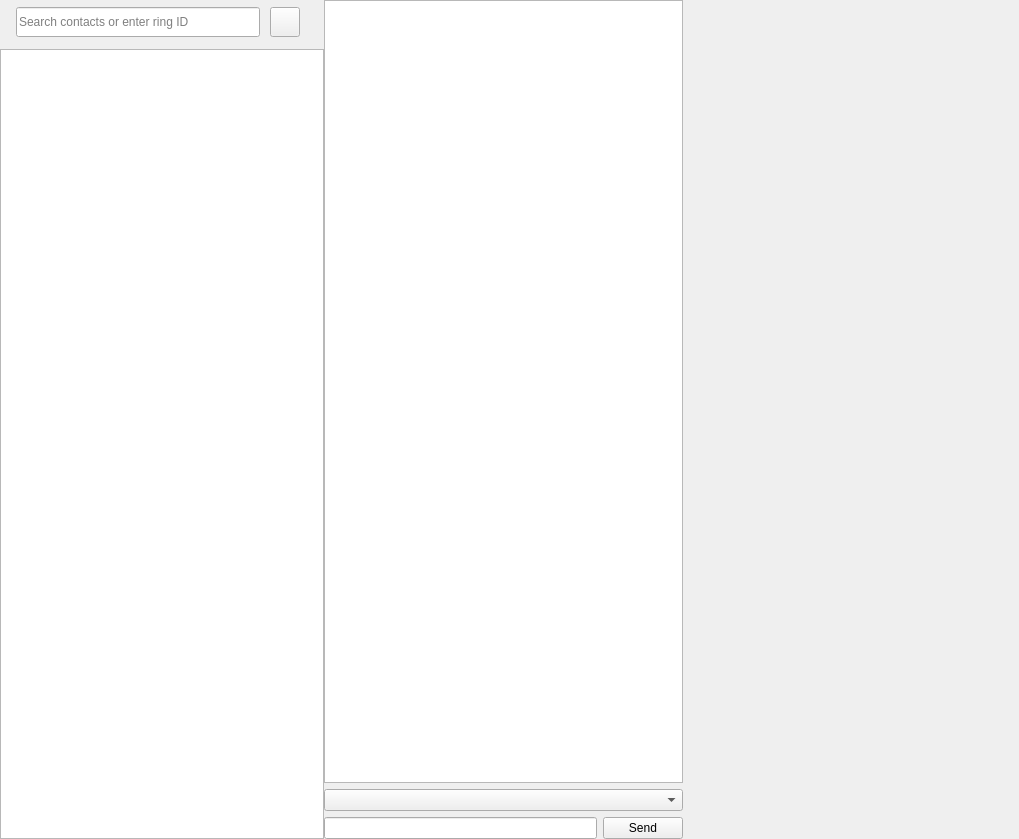
This is callwidget.ui in savoirfairelinux/jami-client-windows as Qt 5 draws it before an edit. The edited form follows.
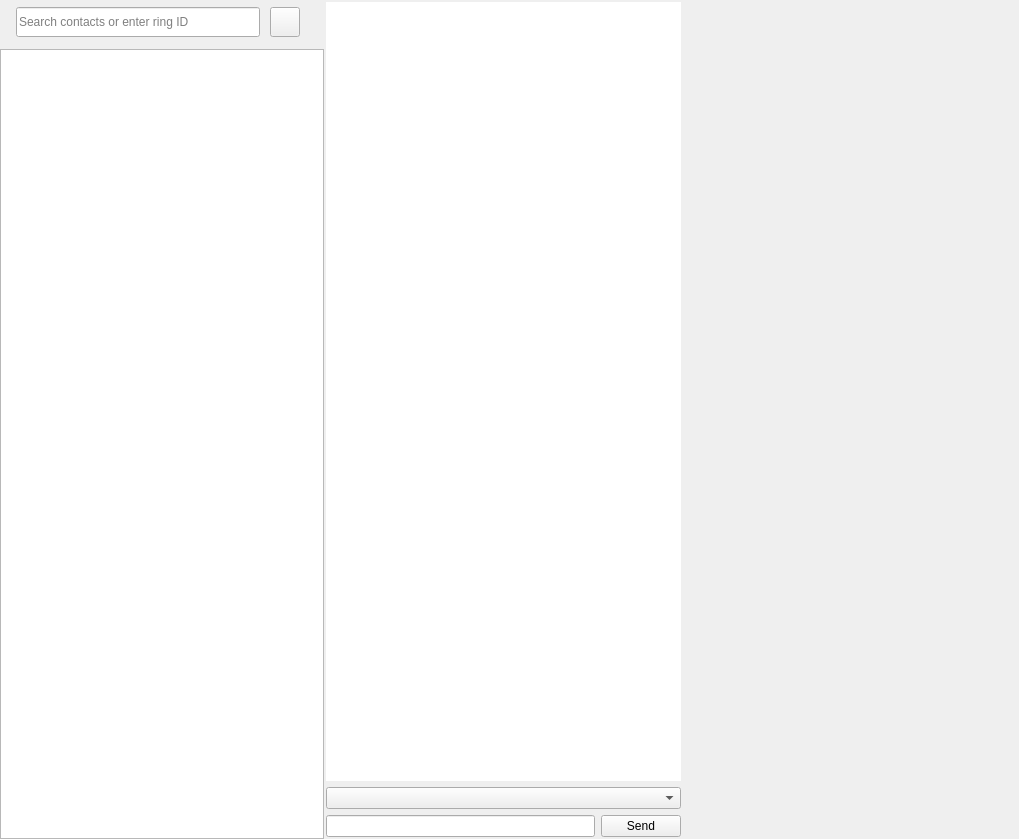
This is the edited form. The open tabs and pages were chosen to show the change. Icons and pictures are not drawn. Custom widgets are drawn as their Qt base class.

```diff
--- a/callwidget.ui
+++ b/callwidget.ui
@@ -64,6 +64,12 @@
       </property>
       <item>
        <widget class="QStackedWidget" name="stackedWidget">
+        <property name="sizePolicy">
+         <sizepolicy hsizetype="MinimumExpanding" vsizetype="MinimumExpanding">
+          <horstretch>0</horstretch>
+          <verstretch>0</verstretch>
+         </sizepolicy>
+        </property>
         <property name="currentIndex">
          <number>0</number>
         </property>
@@ -262,23 +268,58 @@
          </layout>
         </widget>
         <widget class="QWidget" name="messagingPage">
+         <property name="sizePolicy">
+          <sizepolicy hsizetype="MinimumExpanding" vsizetype="MinimumExpanding">
+           <horstretch>0</horstretch>
+           <verstretch>0</verstretch>
+          </sizepolicy>
+         </property>
          <layout class="QVBoxLayout" name="verticalLayout_11">
           <property name="leftMargin">
-           <number>0</number>
+           <number>2</number>
           </property>
           <property name="topMargin">
-           <number>0</number>
+           <number>2</number>
           </property>
           <property name="rightMargin">
-           <number>0</number>
+           <number>2</number>
           </property>
           <property name="bottomMargin">
-           <number>0</number>
+           <number>2</number>
           </property>
           <item>
            <widget class="QListView" name="listMessageView">
-            <property name="selectionMode">
-             <enum>QAbstractItemView::SingleSelection</enum>
+            <property name="sizePolicy">
+             <sizepolicy hsizetype="Expanding" vsizetype="MinimumExpanding">
+              <horstretch>0</horstretch>
+              <verstretch>0</verstretch>
+             </sizepolicy>
+            </property>
+            <property name="font">
+             <font>
+              <stylestrategy>PreferAntialias</stylestrategy>
+             </font>
+            </property>
+            <property name="frameShape">
+             <enum>QFrame::NoFrame</enum>
+            </property>
+            <property name="frameShadow">
+             <enum>QFrame::Sunken</enum>
+            </property>
+            <property name="horizontalScrollBarPolicy">
+             <enum>Qt::ScrollBarAsNeeded</enum>
+            </property>
+            <property name="verticalScrollMode">
+             <enum>QAbstractItemView::ScrollPerPixel</enum>
+            </property>
+            <property name="horizontalScrollMode">
+             <enum>QAbstractItemView::ScrollPerPixel</enum>
+            </property>
+            <property name="wordWrap">
+             <bool>true</bool>
+            </property>
+            <property name="selectionRectVisible">
+             <bool>true</bool>
             </property>
            </widget>
           </item>
```
Left out of the diff: 3 changed lines with no effect on the pictures.
